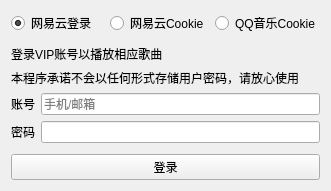
Qt form logindialog.ui (iwxyi/NeveMusic) before a commit.
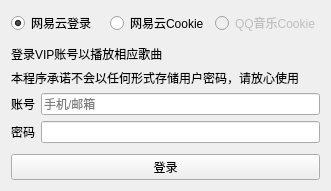
The same form after that commit. The open tabs and pages were chosen to show the change.

Commit message: 不支持QQ音乐的Cookie设置

The edit to the form file:
```diff
--- a/logindialog.ui
+++ b/logindialog.ui
@@ -36,7 +36,7 @@
      <item>
       <widget class="QRadioButton" name="qqmusicCookieRadio">
        <property name="enabled">
-        <bool>true</bool>
+        <bool>false</bool>
        </property>
        <property name="text">
         <string>QQ音乐Cookie</string>
```
Left out of the diff: 2 changed lines with no effect on the pictures. The commit also changes 1 other file.
